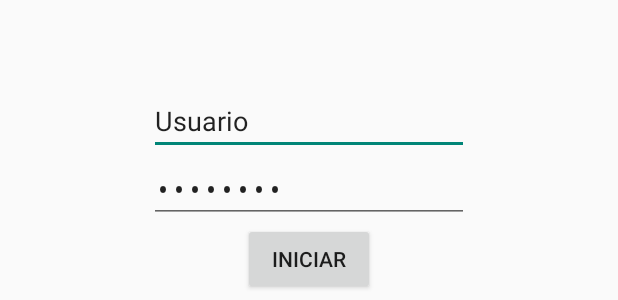
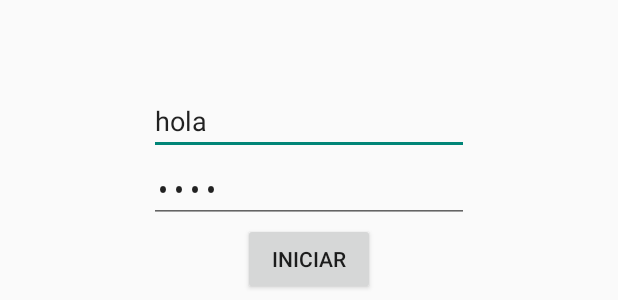
Before and after one commit to rauleb/LoginRest, an Android app: the layout activity_main.xml on its own in the app's theme, with its tools: preview values and no code run, on a phone screen of 412 x 824 dp. Shown: the part 197-497 px from the top of the screen. Run offline under Robolectric (Android 15) with nearby library versions, the phone set to English and light mode, and no system bars.

```diff
--- a/app/build.gradle
+++ b/app/build.gradle
@@ -13,7 +13,7 @@ android {
     }
     buildTypes {
         release {
-            runProguard false
+            minifyEnabled false
             proguardFiles getDefaultProguardFile('proguard-android.txt'), 'proguard-rules.pro'
         }
     }
@@ -23,4 +23,6 @@ dependencies {
     compile fileTree(dir: 'libs', include: ['*.jar'])
     compile files('libs/gson-2.3.jar')
     compile files('libs/retrofit-1.7.1.jar')
+    compile "com.android.support:appcompat-v7:21.+"
+
 }
--- a/app/src/main/java/com/example/rauleburro/loginrest/MainActivity.java
+++ b/app/src/main/java/com/example/rauleburro/loginrest/MainActivity.java
@@ -3,13 +3,14 @@ package com.example.rauleburro.loginrest;
 import android.app.Activity;
 import android.content.Intent;
 import android.os.Bundle;
+import android.support.v7.app.ActionBarActivity;
 import android.view.Menu;
 import android.view.MenuItem;
 import android.view.View;
 import android.widget.EditText;
 
 
-public class MainActivity extends Activity {
+public class MainActivity extends ActionBarActivity {
 
     EditText usuario;
     EditText password;
--- a/app/src/main/res/layout/activity_main.xml
+++ b/app/src/main/res/layout/activity_main.xml
@@ -17,7 +17,7 @@
             android:layout_width="match_parent"
             android:layout_height="wrap_content"
             android:inputType="textPersonName"
-            android:text="Usuario"
+            android:text="hola"
             android:ems="10"
             android:id="@+id/username" />
 
@@ -28,7 +28,7 @@
             android:ems="10"
             android:id="@+id/password"
             android:layout_gravity="center_horizontal"
-            android:text="Password" />
+            android:text="hola" />
 
         <Button
             android:layout_width="wrap_content"
@@ -36,6 +36,6 @@
             android:text="Iniciar"
             android:id="@+id/button"
             android:layout_gravity="center_horizontal"
-            android:onClick="iniciarSesion" />
+            android:onClick="iniciarSesion"/>
     </LinearLayout>
 </RelativeLayout>
--- a/app/src/main/res/values-v21/styles.xml
+++ b/app/src/main/res/values-v21/styles.xml
@@ -1,5 +1,7 @@
 <?xml version="1.0" encoding="utf-8"?>
 <resources>
     <style name="AppTheme" parent="android:Theme.Material.Light">
+        <!-- Customize your theme here. -->
+        <item name="android:colorPrimaryDark">#FF0044</item>
     </style>
 </resources>
--- a/app/src/main/res/values/styles.xml
+++ b/app/src/main/res/values/styles.xml
@@ -1,8 +1,11 @@
 <resources>
 
     <!-- Base application theme. -->
-    <style name="AppTheme" parent="android:Theme.Holo.Light.DarkActionBar">
+    <style name="AppTheme" parent="Theme.AppCompat.Light">
         <!-- Customize your theme here. -->
+        <item name="colorPrimary">@color/background_material_light</item>
+        <item name="colorPrimaryDark">@color/background_material_light</item>
+        <item name="colorButtonNormal">@color/background_material_light</item>
+
     </style>
-
 </resources>
--- a/build.gradle
+++ b/build.gradle
@@ -5,7 +5,7 @@ buildscript {
         jcenter()
     }
     dependencies {
-        classpath 'com.android.tools.build:gradle:0.13.2'
+        classpath 'com.android.tools.build:gradle:1.2.3'
 
         // NOTE: Do not place your application dependencies here; they belong
         // in the individual module build.gradle files
```
Also changed, not shown: app/src/main/java/com/example/rauleburro/loginrest/Api/tutoRest.java (+4 -4 lines), app/src/main/java/com/example/rauleburro/loginrest/Models/Token.java (+19 -13 lines), app/src/main/java/com/example/rauleburro/loginrest/repuestaToken.java (+8 -4 lines), gradle/wrapper/gradle-wrapper.properties, 2 other files.
